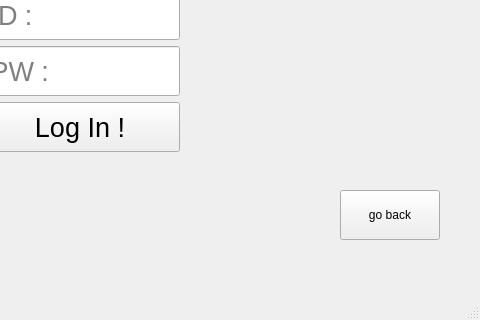
U-Keun/Qt_Account_Project, file loginscene.ui: the form before one commit; both pictures show x 320 to 800 and y 280 to 600 of the 800 by 600 pixel window.
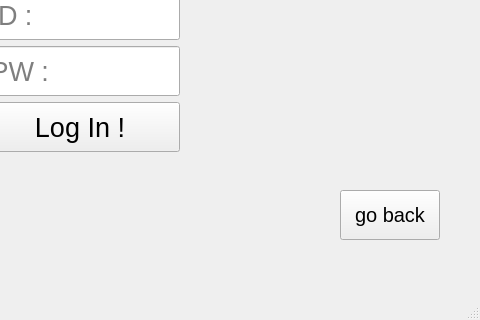
The form after the commit.

Commit message: ui : 뒤로 가기 버튼 폰트 크기 조정

What changed in the file:
```diff
--- a/loginscene.ui
+++ b/loginscene.ui
@@ -116,6 +116,7 @@
     <property name="font">
      <font>
       <family>Arial</family>
+      <pointsize>15</pointsize>
      </font>
     </property>
     <property name="text">
```
The commit also changes 2 other files.
